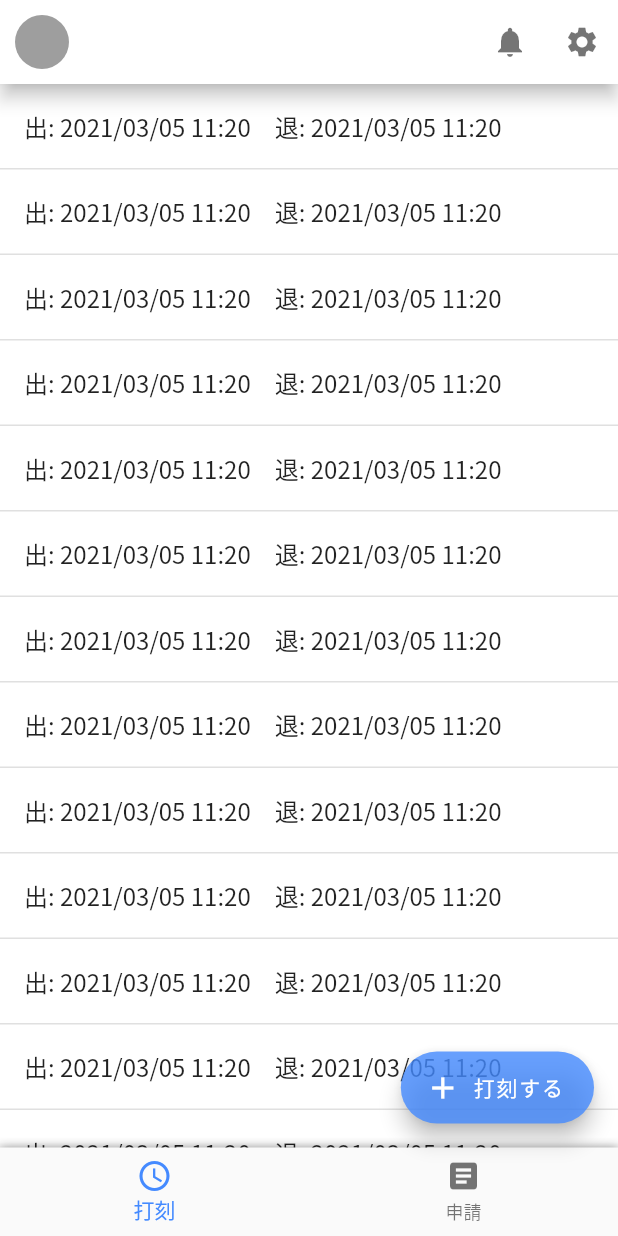
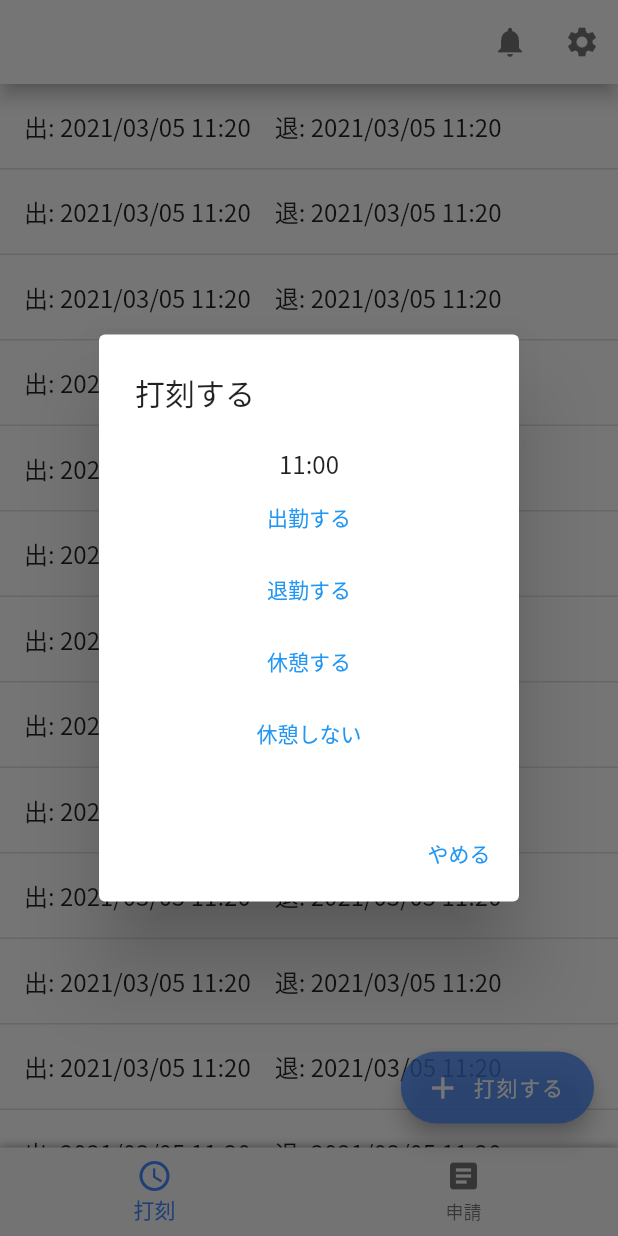
Before and after one commit to agora-creation/hatarakujikan_app, a Flutter app: the screen it shows once a user with an empty profile is signed in, after a tap on "打刻する", on a phone screen of 412 x 824 dp. Run offline on Flutter 3.47's test engine with Material 2 defaults, Android fonts, the phone set to English and light mode, and no system bars; our stand-ins replace cloud_firestore, firebase_auth, firebase_core, flutter_spinkit, modal_bottom_sheet; accounts and stored records are empty.

Commit message:
20210308 agora commit

```diff
--- a/lib/screens/home.dart
+++ b/lib/screens/home.dart
@@ -26,10 +26,6 @@ class _HomeScreenState extends State<HomeScreen> {
 
     return Scaffold(
       appBar: AppBar(
-        leading: Padding(
-          padding: EdgeInsets.all(10.0),
-          child: CircleAvatar(backgroundColor: Colors.grey),
-        ),
         title: GestureDetector(
           onTap: () {
             showMaterialModalBottomSheet(
@@ -41,32 +37,67 @@ class _HomeScreenState extends State<HomeScreen> {
         ),
         actions: [
           IconButton(
-            onPressed: () {
-              showMaterialModalBottomSheet(
-                context: context,
-                builder: (context) => UserScreen(),
-              );
-            },
+            onPressed: () {},
             icon: Icon(Icons.notifications),
           ),
           IconButton(
-            onPressed: () {
-              showMaterialModalBottomSheet(
-                context: context,
-                builder: (context) => UserScreen(),
-              );
-            },
+            onPressed: () {},
             icon: Icon(Icons.settings),
           ),
         ],
       ),
       body: _tabs[_tabsIndex],
-      floatingActionButton: FloatingActionButton.extended(
-        onPressed: () {},
-        label: Text(_tabsIndex == 0 ? '打刻する' : '申請する'),
-        icon: Icon(Icons.add),
-        backgroundColor: Colors.blueAccent.withOpacity(0.8),
-      ),
+      floatingActionButton: _tabsIndex == 0
+          ? FloatingActionButton.extended(
+              onPressed: () {
+                showDialog(
+                  context: context,
+                  builder: (_) {
+                    return AlertDialog(
+                      title: Text('打刻する'),
+                      content: Column(
+                        mainAxisSize: MainAxisSize.min,
+                        crossAxisAlignment: CrossAxisAlignment.center,
+                        children: [
+                          Text('11:00'),
+                          TextButton(
+                            onPressed: () {},
+                            child: Text('出勤する'),
+                          ),
+                          TextButton(
+                            onPressed: () {},
+                            child: Text('退勤する'),
+                          ),
+                          TextButton(
+                            onPressed: () {},
+                            child: Text('休憩する'),
+                          ),
+                          TextButton(
+                            onPressed: () {},
+                            child: Text('休憩しない'),
+                          ),
+                        ],
+                      ),
+                      actions: [
+                        TextButton(
+                          onPressed: () => Navigator.pop(context),
+                          child: Text('やめる'),
+                        ),
+                      ],
+                    );
+                  },
+                );
+              },
+              label: Text('打刻する'),
+              icon: Icon(Icons.add),
+              backgroundColor: Colors.blueAccent.withOpacity(0.8),
+            )
+          : FloatingActionButton.extended(
+              onPressed: () {},
+              label: Text('申請する'),
+              icon: Icon(Icons.add),
+              backgroundColor: Colors.redAccent.withOpacity(0.8),
+            ),
       bottomNavigationBar: Container(
         decoration: BoxDecoration(
           boxShadow: [
```
Also changed, not shown: 1 other file.
